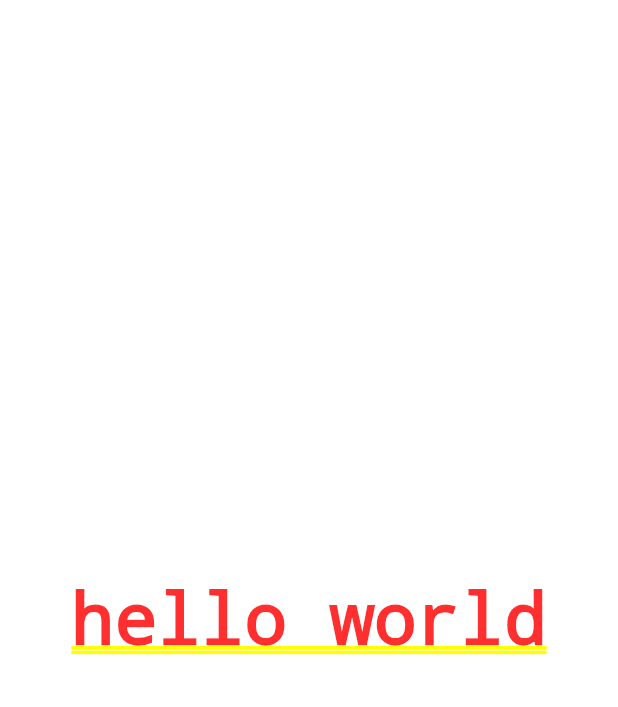
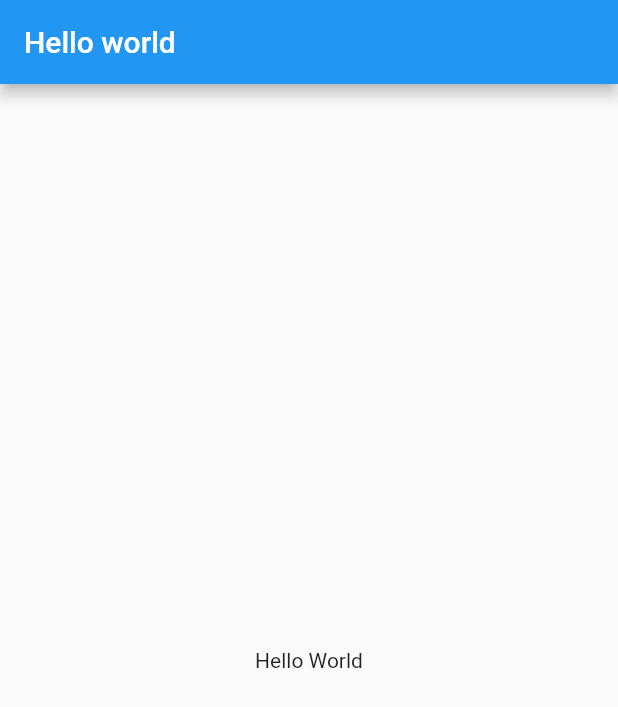
Before and after one commit to OpsonDuran/counter_project, a Flutter app: the screen it shows after launch, on a phone screen of 412 x 824 dp. Shown: the top 707 px of the screen. Run offline on Flutter 3.47's test engine with Material 2 defaults, Android fonts, the phone set to English and light mode, and no system bars.

Commit message:
add new class HomePage with Scaffold and integrate in app

```diff
--- a/lib/src/app.dart
+++ b/lib/src/app.dart
@@ -1,12 +1,11 @@
 import 'package:flutter/material.dart';
+import 'package:counter_project/src/widget/home_page.dart';
 
 class MyApp extends StatelessWidget{
   @override
   Widget build(BuildContext context) {
     return MaterialApp(
-      home: Center(
-        child:Text('hello world')
-        ) ,
+      home: HomePage()
     );
   }
 }
--- /dev/null
+++ b/lib/src/widget/home_page.dart
@@ -0,0 +1,14 @@
+import 'package:flutter/material.dart';
+
+class HomePage extends StatelessWidget{
+  @override
+  Widget build(BuildContext context) {
+    // TODO: implement build
+    return Scaffold(appBar: AppBar(
+      title: Text('Hello world'),
+    ),
+    body: Center(
+      child: Text('Hello World'),
+    ),);
+  }
+}
```
